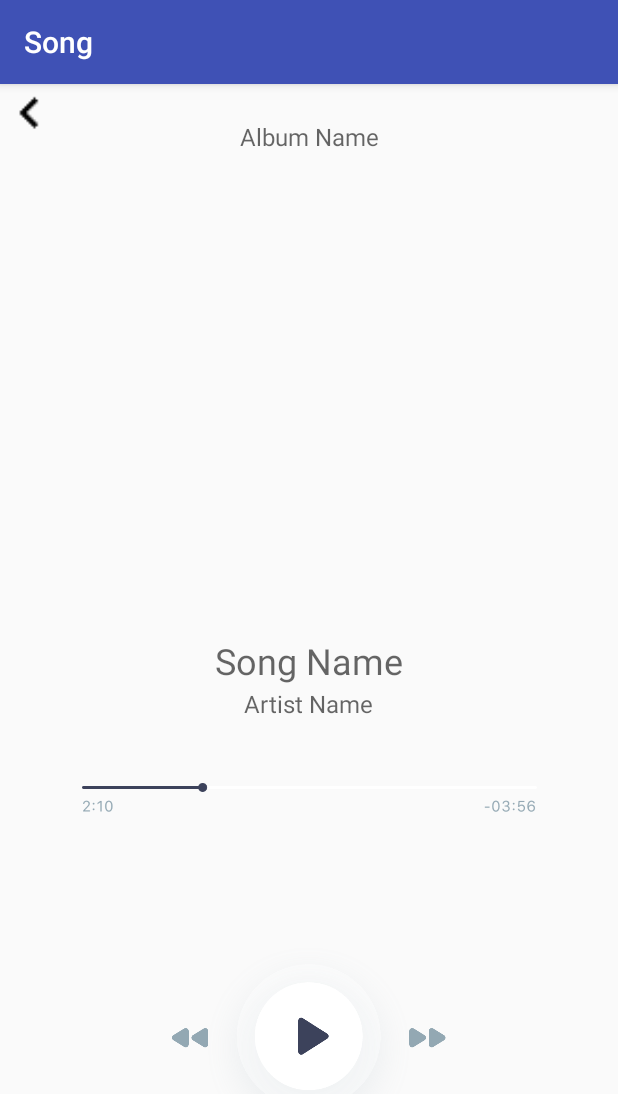
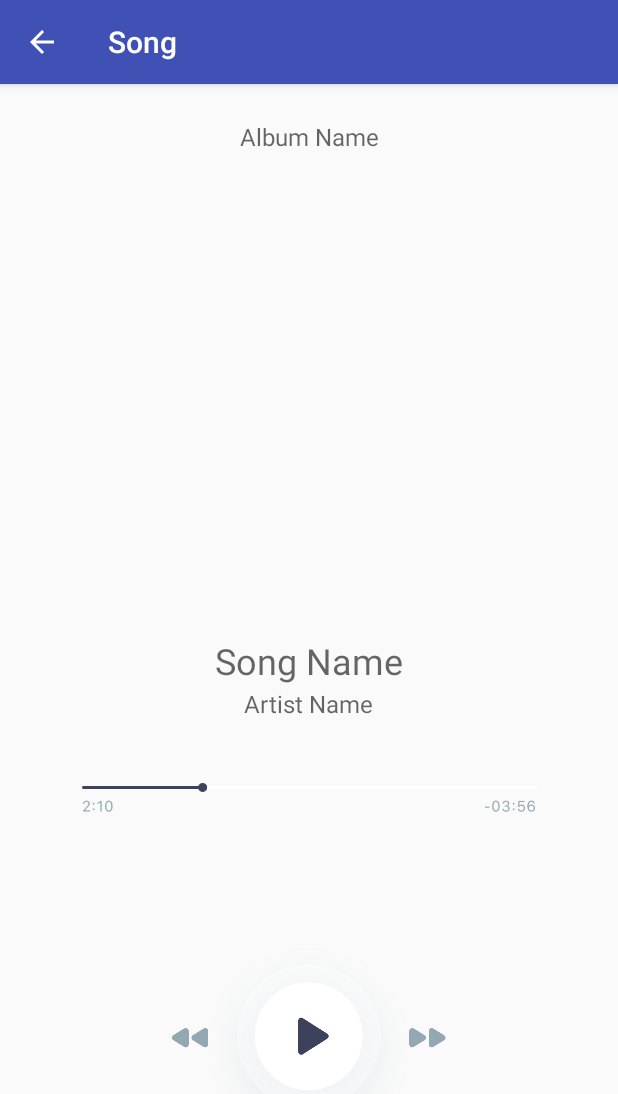
Before and after one commit to corellana/Android-Basics-ND-MusicApp, an Android app: the SongActivity screen opened directly, with no data from a screen before it, on a phone screen of 412 x 824 dp. Shown: the top 1094 px of the screen. Run offline under Robolectric (Android 15) with nearby library versions, the phone set to English and light mode, and no system bars.

Commit message:
better navigation

```diff
--- a/app/src/main/res/layout/activity_song.xml
+++ b/app/src/main/res/layout/activity_song.xml
@@ -8,20 +8,7 @@
     android:layout_height="match_parent"
     android:fillViewport="true">
 
-    <RelativeLayout
-        android:layout_width="wrap_content"
-        android:layout_height="wrap_content">
 
-        <ImageView
-            android:id="@+id/back_button"
-            android:layout_width="@dimen/back_button_width"
-            android:layout_height="@dimen/back_button_height"
-            android:layout_alignParentLeft="true"
-            android:layout_alignParentStart="true"
-            android:contentDescription="@string/back_image_description"
-            android:src="@drawable/back_button"/>
-
-    </RelativeLayout>
 
     <TextView
         android:id="@+id/album_name_text_view"
```
Also changed, not shown: app/src/main/AndroidManifest.xml (+10 -2 lines), app/src/main/java/com/example/carito/musicapp/AlbumActivity.java (+0 -13 lines), app/src/main/java/com/example/carito/musicapp/SongActivity.java (+0 -32 lines), app/src/main/res/layout/activity_album.xml (+0 -15 lines).
